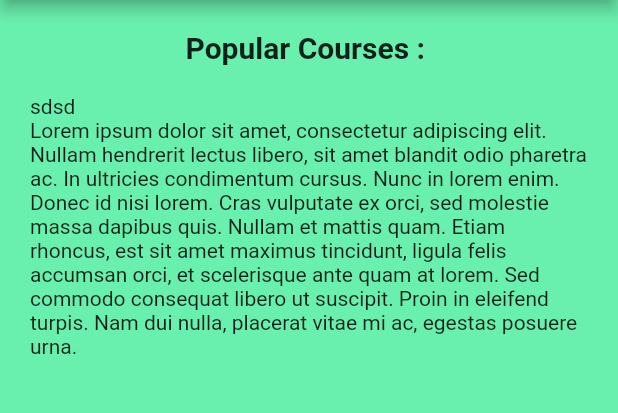
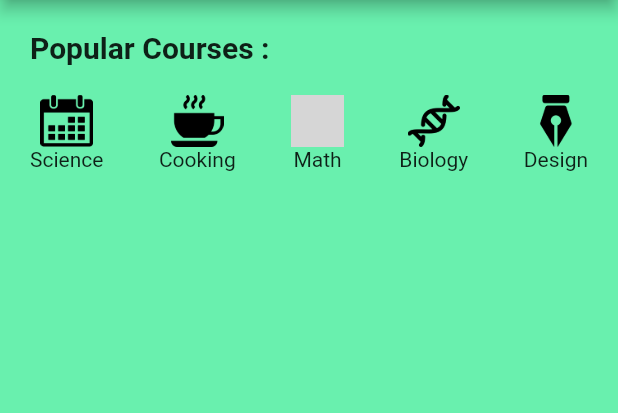
Before and after one commit to iberso/uts_c14190189_02, a Flutter app: the screen it shows after launch, on a phone screen of 412 x 824 dp, the part 84-497 px from its top. Run offline on Flutter 3.47's test engine with Material 2 defaults, Android fonts, the phone set to English and light mode, and no system bars; grey boxes are pictures that could not be loaded.

Commit message:
popular courses done

```diff
--- a/lib/main.dart
+++ b/lib/main.dart
@@ -21,24 +21,69 @@ class MyApp extends StatelessWidget {
             padding: EdgeInsets.symmetric(horizontal: 20),
             child: Column(
               // mainAxisSize: MainAxisSize.max,
-                mainAxisSize: MainAxisSize.max,
+              crossAxisAlignment: CrossAxisAlignment.start,
               children: [
                 Padding(
                   padding: EdgeInsets.symmetric(vertical: 20),
                   child: Text(
                     "Popular Courses : ",
-                      style:
-                          TextStyle(fontSize: 20, fontWeight: FontWeight.bold),
+                    style: TextStyle(fontSize: 20, fontWeight: FontWeight.bold),
                   ),
                 ),
                 Row(
-                    children: [Text("sd"), Text("sd")],
+                  mainAxisAlignment: MainAxisAlignment.spaceBetween,
+                  children: [
+                    Column(
+                      children: [
+                        Image(
+                          image: AssetImage('assets/images/calendar.png'),
+                          width: 35,
                         ),
-                  Text(
-                    "Lorem ipsum dolor sit amet, consectetur adipiscing elit. Nullam hendrerit lectus libero, sit amet blandit odio pharetra ac. In ultricies condimentum cursus. Nunc in lorem enim. Donec id nisi lorem. Cras vulputate ex orci, sed molestie massa dapibus quis. Nullam et mattis quam. Etiam rhoncus, est sit amet maximus tincidunt, ligula felis accumsan orci, et scelerisque ante quam at lorem. Sed commodo consequat libero ut suscipit. Proin in eleifend turpis. Nam dui nulla, placerat vitae mi ac, egestas posuere urna.",
+                        Text("Science")
+                      ],
+                    ),
+                    Column(
+                      children: [
+                        Image(
+                          image: AssetImage('assets/images/coffee.png'),
+                          width: 35,
+                        ),
+                        Text("Cooking")
+                      ],
+                    ),
+                    Column(
+                      children: [
+                        Image(
+                          image:
+                              AssetImage('assets/images/drawing-compass.png'),
+                          width: 35,
+                        ),
+                        Text("Math")
+                      ],
+                    ),
+                    Column(
+                      children: [
+                        Image(
+                          image: AssetImage('assets/images/dna.png'),
+                          width: 35,
+                        ),
+                        Text("Biology")
+                      ],
+                    ),
+                    Column(
+                      children: [
+                        Image(
+                          image: AssetImage('assets/images/pen-point.png'),
+                          width: 35,
+                        ),
+                        Text("Design")
+                      ],
                     ),
                   ],
                 ),
-            )));
+              ],
+            ),
+          ),
+        ));
   }
 }
```
Lines whose indentation alone changed are shown as unchanged.
